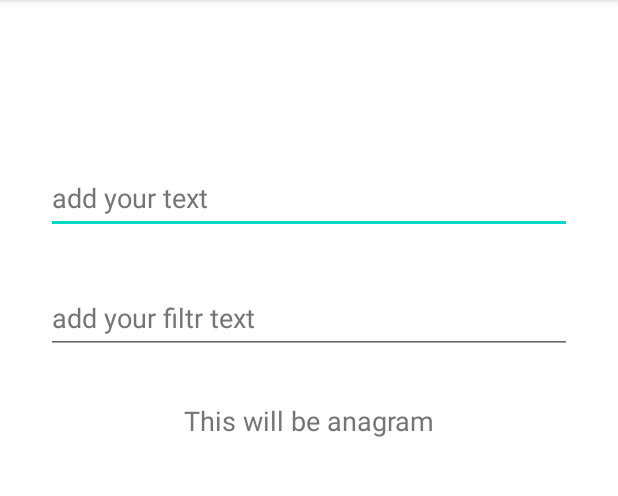
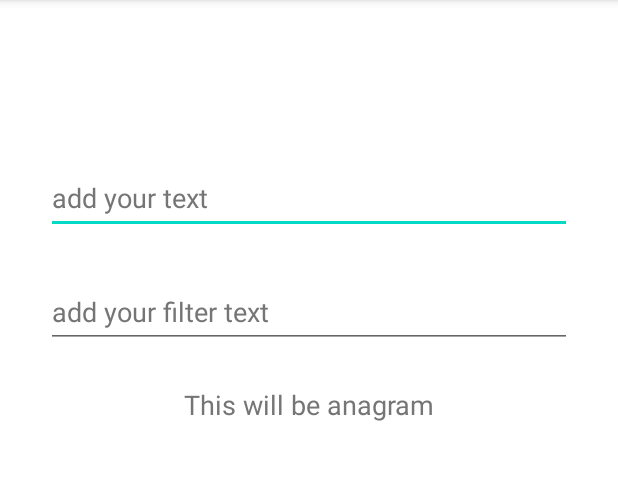
Before and after one commit to Bersserk/Anagramer, an Android app: the screen it shows after launch (MainActivity), on a phone screen of 412 x 824 dp, the part 84-580 px from its top. Run offline under Robolectric (Android 15) with nearby library versions, the phone set to English and light mode, and no system bars.

Commit message:
corrected xml views

```diff
--- a/app/src/main/res/layout/activity_main.xml
+++ b/app/src/main/res/layout/activity_main.xml
@@ -18,6 +18,7 @@
         android:textColorHint="#757575"
         app:layout_constraintBottom_toBottomOf="parent"
         app:layout_constraintEnd_toEndOf="parent"
+        app:layout_constraintHorizontal_bias="0.5"
         app:layout_constraintStart_toStartOf="parent"
         app:layout_constraintTop_toTopOf="parent"
         app:layout_constraintVertical_bias="0.15"
@@ -27,31 +28,33 @@
         android:id="@+id/filterText"
         android:layout_width="0dp"
         android:layout_height="wrap_content"
-        android:layout_marginTop="32dp"
         android:autofillHints=""
         android:ems="10"
-        android:hint="@string/add_your_filtrText"
+        android:hint="@string/add_your_filterText"
         android:inputType="textPersonName"
         android:minHeight="48dp"
         android:textColorHint="#757575"
+        app:layout_constraintBottom_toBottomOf="parent"
         app:layout_constraintEnd_toEndOf="parent"
+        app:layout_constraintHorizontal_bias="0.5"
         app:layout_constraintStart_toStartOf="parent"
         app:layout_constraintTop_toBottomOf="@+id/inputText"
-        app:layout_constraintVertical_bias="0.15"
+        app:layout_constraintVertical_bias="0.05"
         app:layout_constraintWidth_percent="0.85" />
 
     <TextView
         android:id="@+id/anagramText"
         android:layout_width="wrap_content"
         android:layout_height="wrap_content"
-        android:layout_marginTop="32dp"
         android:hint="@string/anagramText"
         android:textColorHint="#757575"
         android:textSize="18sp"
-        app:layout_constraintEnd_toEndOf="@+id/filterText"
-        app:layout_constraintStart_toStartOf="@+id/filterText"
+        app:layout_constraintBottom_toBottomOf="parent"
+        app:layout_constraintEnd_toEndOf="parent"
+        app:layout_constraintHorizontal_bias="0.5"
+        app:layout_constraintStart_toStartOf="parent"
         app:layout_constraintTop_toBottomOf="@+id/filterText"
-        app:layout_constraintVertical_bias="0.15"
+        app:layout_constraintVertical_bias="0.05"
         app:layout_constraintWidth_percent="0.85" />
 
 </androidx.constraintlayout.widget.ConstraintLayout>
--- a/app/src/main/res/values/strings.xml
+++ b/app/src/main/res/values/strings.xml
@@ -1,9 +1,9 @@
 <resources>
     <string name="app_name">First_Project_FM</string>
     <string name="inputText">Input your text</string>
-    <string name="filtrText">Set your filters characters</string>
+    <string name="filterText">Set your filters characters</string>
     <string name="anagramText">This will be anagram</string>
     <string name="add_your_text">add your text</string>
-    <string name="add_your_filtrText">add your filtr text</string>
+    <string name="add_your_filterText">add your filter text</string>
 
 </resources>
```
